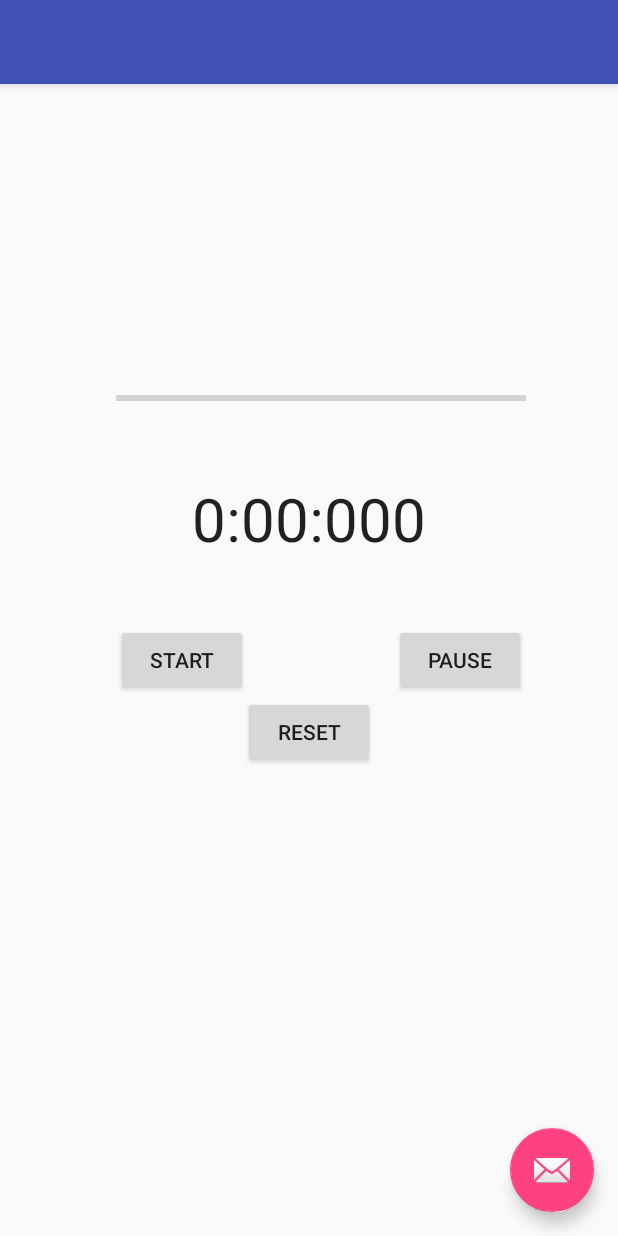
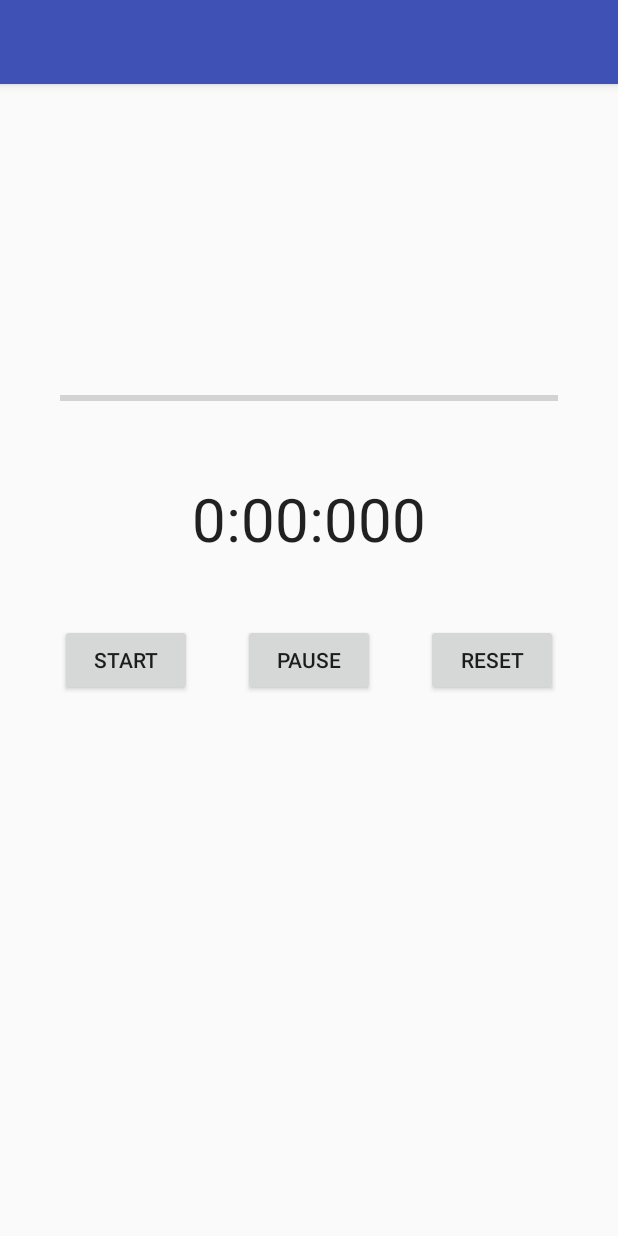
Before and after one commit to adityabharadwaj26/TimerApp, an Android app: the screen it shows after launch (MainActivity), on a phone screen of 412 x 824 dp. Run offline under Robolectric (Android 15) with nearby library versions, the light colour scheme and no system bars.

Commit message:
Final Design
This is the final design, the timer now runs for 20 minutes, the
progress bar moves along with the timer and at 20 minutes a alarm tone
plays. Which can be stopped by reset.

```diff
--- a/app/src/main/java/com/example/aditya/timerapp/MainActivity.java
+++ b/app/src/main/java/com/example/aditya/timerapp/MainActivity.java
@@ -1,5 +1,8 @@
 package com.example.aditya.timerapp;
 
+import android.media.Ringtone;
+import android.media.RingtoneManager;
+import android.net.Uri;
 import android.os.Bundle;
 import android.os.Handler;
 import android.os.SystemClock;
@@ -8,15 +11,9 @@ import android.view.View;
 import android.widget.Button;
 import android.widget.ProgressBar;
 import android.widget.TextView;
-import android.widget.Toast;
-
-import com.google.android.gms.common.api.GoogleApiClient;
 
 public class MainActivity extends AppCompatActivity {
 
-    private Button startButton;
-    private Button pauseButton;
-    private Button resetButton;
     private ProgressBar progress;
     private TextView timerValue;
     private long startTime = 0L;
@@ -25,160 +22,82 @@ public class MainActivity extends AppCompatActivity {
     long timeSwapBuff = 0L;
     long updatedTime = 0L;
     int progressStatus = 0;
-    private boolean stopped = false;
+    private Ringtone ring;
 
 
     @Override
     public void onCreate(Bundle savedInstanceState) {
-        final CountDown timer = new CountDown();
+        //final CountDown timer = new CountDown();
         super.onCreate(savedInstanceState);
         setContentView(R.layout.activity_main);
         timerValue = (TextView) findViewById(R.id.timerVal);
-        startButton = (Button) findViewById(R.id.startButton);
+        Button startButton = (Button) findViewById(R.id.startButton);
         startButton.setOnClickListener(new View.OnClickListener() {
             public void onClick(View view) {
-            timer.start();
+                startTime = SystemClock.uptimeMillis();
+                customHandler.postDelayed(updateTimerThread, 0);
+
             }
         });
-        pauseButton = (Button) findViewById(R.id.stopButton);
+        Button pauseButton = (Button) findViewById(R.id.pauseButton);
         pauseButton.setOnClickListener(new View.OnClickListener() {
             public void onClick(View view) {
-                try {
-                    timer.wait();
-                } catch (InterruptedException e) {
-                    e.printStackTrace();
-                }
+                timeSwapBuff += timeInMilliseconds;
+                customHandler.removeCallbacks(updateTimerThread);
             }
         });
-        resetButton = (Button) findViewById(R.id.resetButton);
+        Button resetButton = (Button) findViewById(R.id.resetButton);
         resetButton.setOnClickListener(new View.OnClickListener() {
             public void onClick(View view) {
-                timer.cancel();
+                timeInMilliseconds = 0L;
+                timeSwapBuff = 0L;
+                updatedTime = 0L;
+                int secs = (int) (updatedTime / 1000);
+                int mins = secs / 60;
+                secs = secs % 60;
+                int milliseconds = (int) (updatedTime % 1000);
+                timerValue.setText(mins + ":"
+                        + String.format("%02d", secs) + ":"
+                        + String.format("%03d", milliseconds));
+                customHandler.removeCallbacks(updateTimerThread);
+                stopTimer();
+
             }
         });
         progress = (ProgressBar) findViewById(R.id.progressBar);
+    }
+    private Runnable updateTimerThread = new Runnable() {
 
-
-        // ATTENTION: This was auto-generated to implement the App Indexing API.
-        // See https://g.co/AppIndexing/AndroidStudio for more information.
-        // client = new GoogleApiClient.Builder(this).addApi(AppIndex.API).build();
-    }
-
-    public void stopRun() {
-        //if (updatedTime == 0) {
-            //Toast.makeText(new MainActivity(), "StopRun",Toast.LENGTH_LONG).show();
-        timeSwapBuff = 0;
-        timerValue.setText("00:00:000");
-        //updateTimerThread.
-        customHandler.removeCallbacks(updateTimerThread);
-        //}
-    }
-
-    private Runnable updateTimerThread = new Runnable() {
         @Override
         public void run() {
-            //long totalMilliseconds = 1500000;
-            //while (!stopped){
-                long totalMilliseconds = 15000;
-                updatedTime = totalMilliseconds - SystemClock.currentThreadTimeMillis();
-                int secs = (int) (updatedTime / 1000);
-                int mins = secs / 60;
-                int hour = mins / 60;
-                secs = secs % 60;
-                int milliseconds = (int) (updatedTime % 1000);
-                progressStatus = (int) (totalMilliseconds - updatedTime);
+            int maxTime = 1200000;
+            timeInMilliseconds = SystemClock.uptimeMillis() - startTime;
+            updatedTime = timeSwapBuff + timeInMilliseconds;
 
-                //while(stopped == false) {
-                    timerValue.setText(String.format("%02d", hour) + ":" + String.format("%02d", mins) + ":"
-                            + String.format("%02d", secs) + ":"
-                            + String.format("%03d", milliseconds));
-                //}
-
-                progress.setMax((int) totalMilliseconds);
-                progress.setProgress(progressStatus);
-                customHandler.postDelayed(this, 0);
-                if (updatedTime == 0) {
-                    //Toast.makeText(new MainActivity(), "Void Stop call",Toast.LENGTH_LONG).show();
-                    //stopRun();
-                    stopped = true;
-                } else
-                    stopped = false;
+            int secs = ((int) (updatedTime / 1000));
+            int mins = secs / 60;
+            secs = secs % 60;
+            int milliseconds = (int) (updatedTime % 1000);
+            timerValue.setText("" + mins + ":"
+                    + String.format("%02d", secs) + ":"
+                    + String.format("%03d", milliseconds));
+            progress.setMax(maxTime);
+            progress.setProgress((int) updatedTime);
+            customHandler.postDelayed(this, 0);
+            if (mins == 20 && secs == 0) {
+                playTimer();
             }
-        //}
+        }
     };
 
-    public void stop() {
-        //Toast toast = new Toast()
-        Toast.makeText(new MainActivity(), "Void Stop",Toast.LENGTH_LONG).show();
+    public void playTimer(){
+        Uri notification = RingtoneManager.getDefaultUri(RingtoneManager.TYPE_ALARM);
+        ring = RingtoneManager.getRingtone(getApplicationContext(), notification);
+        ring.play();
+        timeSwapBuff += timeInMilliseconds;
         customHandler.removeCallbacks(updateTimerThread);
     }
-
-    /*@Override
-    public void onStart() {
-        super.onStart();
-
-        // ATTENTION: This was auto-generated to implement the App Indexing API.
-        // See https://g.co/AppIndexing/AndroidStudio for more information.
-        client.connect();
-        Action viewAction = Action.newAction(
-                Action.TYPE_VIEW, // TODO: choose an action type.
-                "Main Page", // TODO: Define a title for the content shown.
-                // TODO: If you have web page content that matches this app activity's content,
-                // make sure this auto-generated web page URL is correct.
-                // Otherwise, set the URL to null.
-                Uri.parse("http://host/path"),
-                // TODO: Make sure this auto-generated app deep link URI is correct.
-                Uri.parse("android-app://com.example.aditya.timerapp/http/host/path")
-        );
-        AppIndex.AppIndexApi.start(client, viewAction);
+    public void stopTimer(){
+        ring.stop();
     }
-
-    @Override
-    public void onStop() {
-        super.onStop();
-
-        // ATTENTION: This was auto-generated to implement the App Indexing API.
-        // See https://g.co/AppIndexing/AndroidStudio for more information.
-        Action viewAction = Action.newAction(
-                Action.TYPE_VIEW, // TODO: choose an action type.
-                "Main Page", // TODO: Define a title for the content shown.
-                // TODO: If you have web page content that matches this app activity's content,
-                // make sure this auto-generated web page URL is correct.
-                // Otherwise, set the URL to null.
-                Uri.parse("http://host/path"),
-                // TODO: Make sure this auto-generated app deep link URI is correct.
-                Uri.parse("android-app://com.example.aditya.timerapp/http/host/path")
-        );
-        AppIndex.AppIndexApi.end(client, viewAction);
-        client.disconnect();
-    }*/
-
-    /*private Runnable updateTimerThread = new Runnable() {
-
-        public void run() {
-
-            timeInMilliseconds = SystemClock.uptimeMillis() - startTime;
-            updatedTime = timeSwapBuff + timeInMilliseconds;
-            int secs = (int) (updatedTime / 1000);
-            int mins = secs / 60;
-            int hour = mins / 60;
-            int pomodoro = 2;
-            secs = secs % 60;
-            if (mins == pomodoro){
-                timerValue.setTextColor(Color.BLUE);
-
-            }
-            int milliseconds = (int) (updatedTime % 1000);
-            progressStatus = (int) secs;
-            int stat = progressStatus / 60;
-
-            timerValue.setText(String.format("%02d", hour) + ":" + String.format("%02d", mins) + ":"
-                            + String.format("%02d", secs) + ":"
-                            + String.format("%03d", milliseconds));
-
-            progress.setMax(pomodoro);
-            progress.setProgress((stat / pomodoro)* 100);
-            customHandler.postDelayed(this, 0);
-        }
-    };*/
 }
--- a/app/src/main/res/layout/activity_main.xml
+++ b/app/src/main/res/layout/activity_main.xml
@@ -23,12 +23,4 @@
 
     <include layout="@layout/content_main" />
 
-    <android.support.design.widget.FloatingActionButton
-        android:id="@+id/fab"
-        android:layout_width="wrap_content"
-        android:layout_height="wrap_content"
-        android:layout_gravity="bottom|end"
-        android:layout_margin="@dimen/fab_margin"
-        android:src="@android:drawable/ic_dialog_email" />
-
 </android.support.design.widget.CoordinatorLayout>
--- a/app/src/main/res/layout/content_main.xml
+++ b/app/src/main/res/layout/content_main.xml
@@ -10,31 +10,27 @@
     android:paddingTop="@dimen/activity_vertical_margin"
     app:layout_behavior="@string/appbar_scrolling_view_behavior"
     tools:context="com.example.aditya.timerapp.MainActivity"
-    tools:showIn="@layout/activity_main">
+    tools:showIn="@layout/activity_main"
+    android:gravity="center_horizontal">
 
     <Button
         android:layout_width="wrap_content"
         android:layout_height="wrap_content"
         android:text="@string/Start"
         android:id="@+id/startButton"
-        android:onClick="startTimer"
-        android:layout_centerVertical="true"
-        android:layout_alignParentLeft="true"
-        android:layout_alignParentStart="true"
-        android:layout_marginLeft="61dp"
-        android:layout_marginStart="61dp" />
+        android:layout_alignTop="@+id/pauseButton"
+        android:layout_toLeftOf="@+id/timerVal"
+        android:layout_toStartOf="@+id/timerVal"
+        android:gravity="fill_vertical|center_horizontal" />
+
     <Button
         android:layout_width="wrap_content"
         android:layout_height="wrap_content"
         android:text="@string/Pause"
-        android:id="@+id/stopButton"
-        android:onClick="startTimer"
-        android:layout_alignBaseline="@+id/startButton"
-        android:layout_alignBottom="@+id/startButton"
-        android:layout_alignParentRight="true"
-        android:layout_alignParentEnd="true"
-        android:layout_marginRight="45dp"
-        android:layout_marginEnd="45dp" />
+        android:id="@+id/pauseButton"
+        android:layout_centerVertical="true"
+        android:layout_centerHorizontal="true"
+        android:gravity="fill_vertical|center_horizontal" />
 
     <TextView
         android:layout_width="wrap_content"
@@ -52,8 +48,10 @@
         android:layout_height="wrap_content"
         android:text="@string/Reset"
         android:id="@+id/resetButton"
-        android:layout_below="@+id/startButton"
-        android:layout_centerHorizontal="true" />
+        android:layout_alignTop="@+id/pauseButton"
+        android:layout_toRightOf="@+id/timerVal"
+        android:layout_toEndOf="@+id/timerVal"
+        android:gravity="fill_vertical|center_horizontal" />
 
     <ProgressBar
         style="?android:attr/progressBarStyleHorizontal"
@@ -63,7 +61,8 @@
         android:layout_above="@+id/timerVal"
         android:layout_alignLeft="@+id/startButton"
         android:layout_alignStart="@+id/startButton"
+        android:layout_alignEnd="@+id/resetButton"
+        android:layout_alignRight="@+id/resetButton"
         android:layout_marginBottom="45dp"
-        android:layout_alignRight="@+id/stopButton"
-        android:layout_alignEnd="@+id/stopButton" />
+        />
 </RelativeLayout>
--- a/app/src/main/res/values/strings.xml
+++ b/app/src/main/res/values/strings.xml
@@ -4,6 +4,7 @@
     <string name="Start">Start</string>
     <string name="Pause">Pause</string>
     <string name="Reset">Reset</string>
+    <string name="Stop">Stop</string>
     <string name="timerVal">0:00:000</string>
 
 </resources>
```
Also changed, not shown: app/src/main/java/com/example/aditya/timerapp/CountDown.java (deleted, +0 -32 lines), app/src/main/java/com/example/aditya/timerapp/MyTimerTask.java (deleted, +0 -24 lines).
